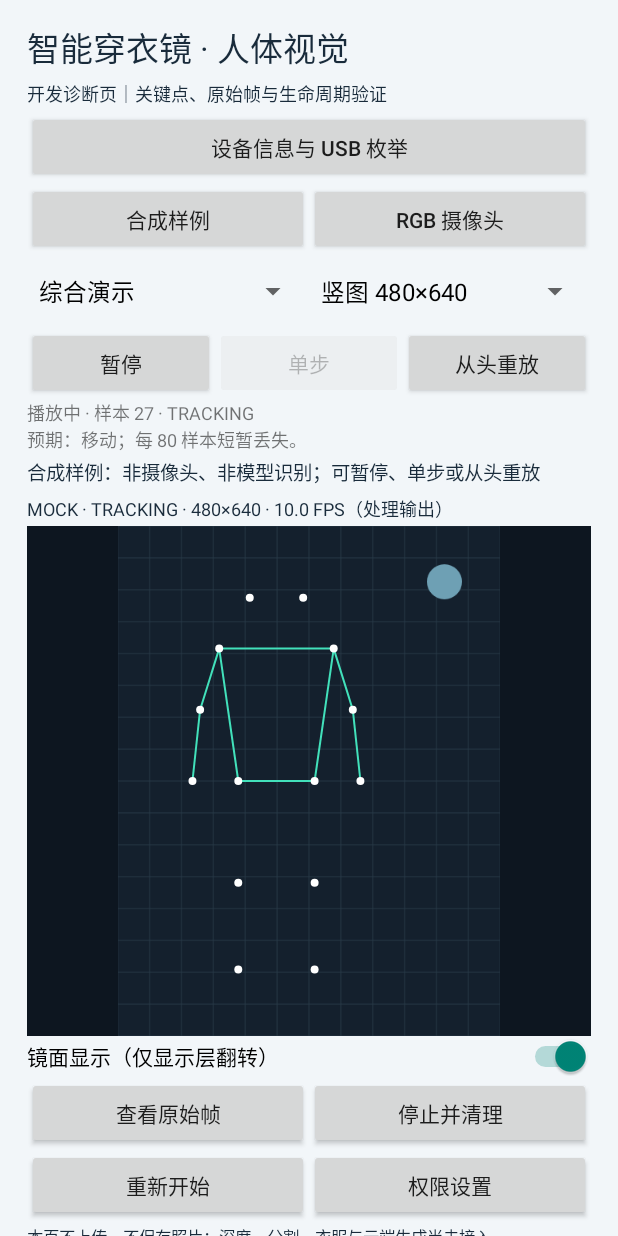
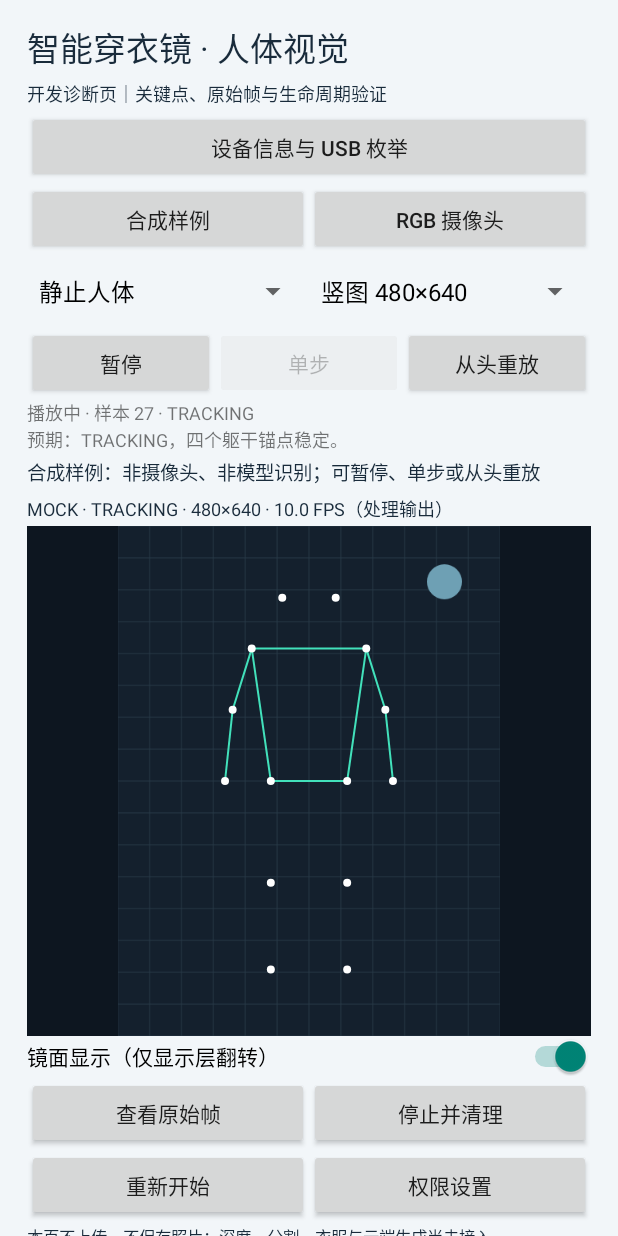
Before and after one commit to Miqi9880/smart-fitting-mirror, an Android app: the MainActivity screen opened directly, with no data from a screen before it, on a phone screen of 412 x 824 dp. Run offline under Robolectric (Android 15) with nearby library versions, the phone set to English and light mode, and no system bars; network calls fail; pictures from the network do not load; 3 statements that could not run were skipped.

Commit message:
Remove the combined synthetic scenario (#86)

```diff
--- a/android/app/build.gradle.kts
+++ b/android/app/build.gradle.kts
@@ -8,8 +8,8 @@ android {
         applicationId = "com.smartfitting.mirror"
         minSdk = 23
         targetSdk = 35
-        versionCode = 18
-        versionName = "0.5.2"
+        versionCode = 19
+        versionName = "0.5.3"
         testInstrumentationRunner = "androidx.test.runner.AndroidJUnitRunner"
     }
     compileOptions { sourceCompatibility = JavaVersion.VERSION_17; targetCompatibility = JavaVersion.VERSION_17 }
--- a/android/app/src/main/kotlin/com/smartfitting/mirror/MainActivity.kt
+++ b/android/app/src/main/kotlin/com/smartfitting/mirror/MainActivity.kt
@@ -57,7 +57,7 @@ class MainActivity : ComponentActivity() {
         shouldRun = savedInstanceState?.getBoolean("running", true) ?: true
         pendingCameraPermission = savedInstanceState?.getBoolean("pending_permission", false) ?: false
         mock.configure(SyntheticSettings(
-            SyntheticScenario.entries.firstOrNull { it.name == savedInstanceState?.getString("scenario") } ?: SyntheticScenario.DEMO,
+            SyntheticScenario.entries.firstOrNull { it.name == savedInstanceState?.getString("scenario") } ?: SyntheticScenario.STILL,
             SyntheticViewport.entries.firstOrNull { it.name == savedInstanceState?.getString("viewport") } ?: SyntheticViewport.PORTRAIT))
         mock.setPlaying(savedInstanceState?.getBoolean("playing", true) ?: true)
         val root = LinearLayout(this).apply {
--- a/android/app/src/main/kotlin/com/smartfitting/mirror/SyntheticControls.kt
+++ b/android/app/src/main/kotlin/com/smartfitting/mirror/SyntheticControls.kt
@@ -78,9 +78,8 @@ class SyntheticControls(context: Context, private val source: SyntheticVisionSou
         override fun onNothingSelected(parent: AdapterView<*>?) = Unit
     }
     private companion object {
-        val scenarioLabels = listOf("综合演示", "静止人体", "左右移动", "人物大小变化", "缺少左肩", "人物丢失", "丢失与恢复")
+        val scenarioLabels = listOf("静止人体", "左右移动", "人物大小变化", "缺少左肩", "人物丢失", "丢失与恢复")
         val expectations = mapOf(
-            SyntheticScenario.DEMO to "预期：移动；每 80 样本短暂丢失。",
             SyntheticScenario.STILL to "预期：TRACKING，四个躯干锚点稳定。",
             SyntheticScenario.TRANSLATE to "预期：整体平移，人体大小不变。",
             SyntheticScenario.SCALE to "预期：围绕中心缩放；不是距离测量。",
--- a/android/core-vision/src/main/kotlin/com/smartfitting/mirror/vision/SyntheticScene.kt
+++ b/android/core-vision/src/main/kotlin/com/smartfitting/mirror/vision/SyntheticScene.kt
@@ -5,10 +5,10 @@ import com.smartfitting.mirror.contracts.Landmark
 import kotlin.math.PI
 import kotlin.math.sin
 
-enum class SyntheticScenario { DEMO, STILL, TRANSLATE, SCALE, PARTIAL, LOST, RECOVERY }
+enum class SyntheticScenario { STILL, TRANSLATE, SCALE, PARTIAL, LOST, RECOVERY }
 enum class SyntheticViewport(val width: Int, val height: Int) { PORTRAIT(480, 640), LANDSCAPE(640, 480) }
 data class SyntheticSettings(
-    val scenario: SyntheticScenario = SyntheticScenario.DEMO,
+    val scenario: SyntheticScenario = SyntheticScenario.STILL,
     val viewport: SyntheticViewport = SyntheticViewport.PORTRAIT,
 )
 
@@ -22,9 +22,8 @@ object SyntheticScene {
         require(step >= 0)
         val phase = step % CYCLE_STEPS
         if (scenario == SyntheticScenario.LOST ||
-            (scenario == SyntheticScenario.DEMO && phase in 60L..69L) ||
             (scenario == SyntheticScenario.RECOVERY && phase in 40L..59L)) return Keypoints()
-        val shift = if (scenario == SyntheticScenario.TRANSLATE || scenario == SyntheticScenario.DEMO)
+        val shift = if (scenario == SyntheticScenario.TRANSLATE)
             (.10 * sin(2 * PI * phase / CYCLE_STEPS)).toFloat() else 0f
         // Vary apparent body size only; this is not a depth or distance measurement.
         val scale = if (scenario == SyntheticScenario.SCALE)
```
Also changed, not shown: 4 other files.
